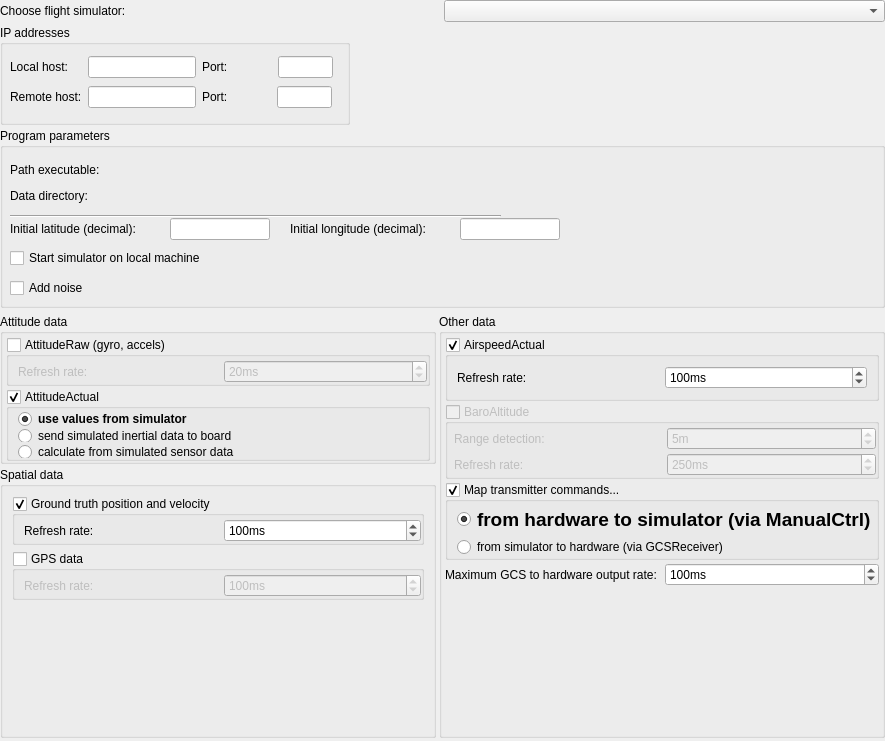
Above: ground/openpilotgcs/src/plugins/hitl/hitloptionspage.ui from openpilot/OpenPilot before the change. Below: the same form after it.
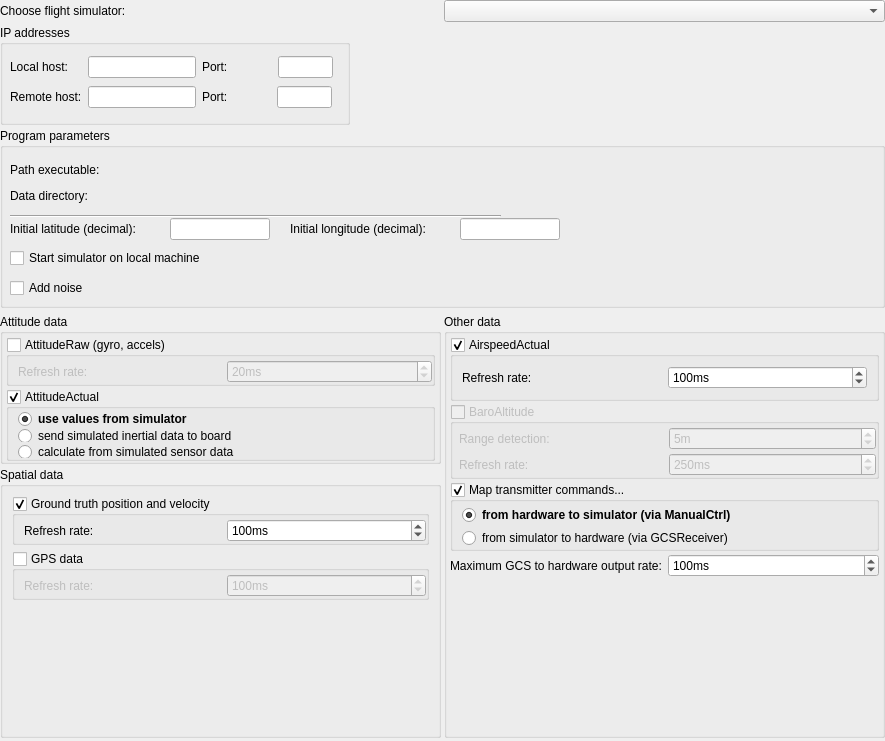
That is the form after the change. Custom widgets are drawn as their Qt base class.

Commit message: Fixed bug by which aerosimrc plugin was not compiled.

```diff
--- a/ground/openpilotgcs/src/plugins/hitl/hitloptionspage.ui
+++ b/ground/openpilotgcs/src/plugins/hitl/hitloptionspage.ui
@@ -1002,7 +1002,6 @@
                </property>
                <property name="font">
                 <font>
-                 <pointsize>14</pointsize>
                  <weight>75</weight>
                  <bold>true</bold>
                 </font>
```
The commit also changes 1 other file.
